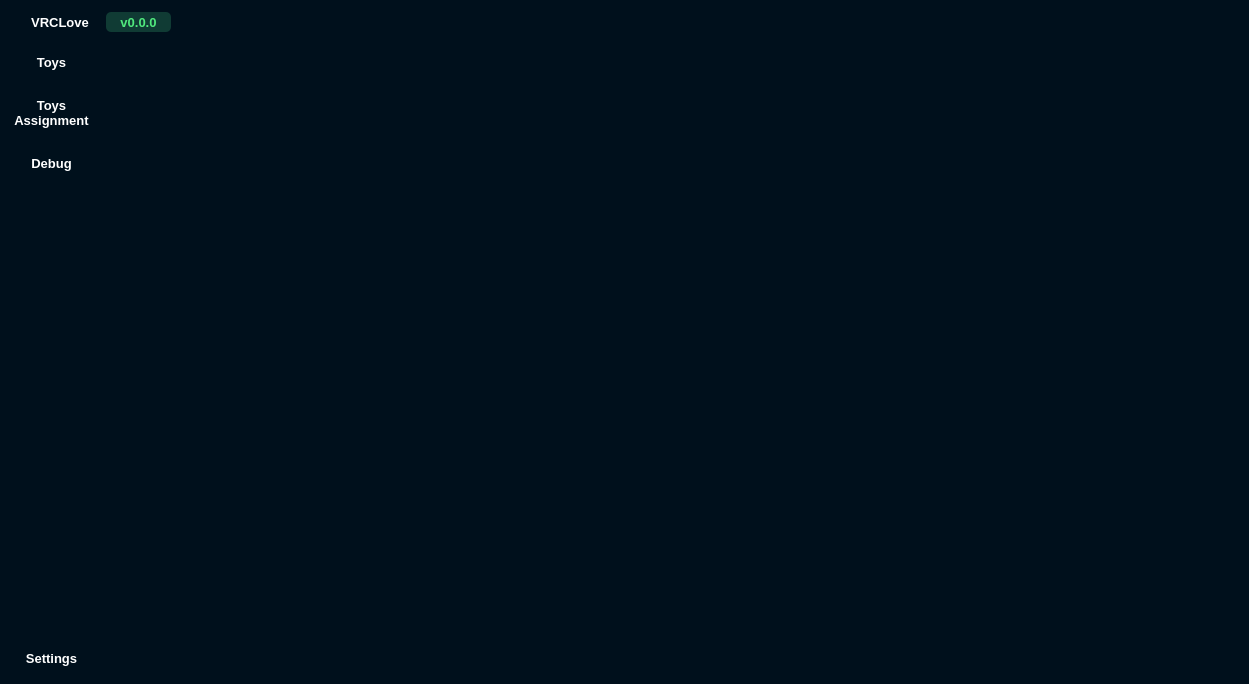
Old version of the form templates/main.ui in the repository firocore/VRChatLove.
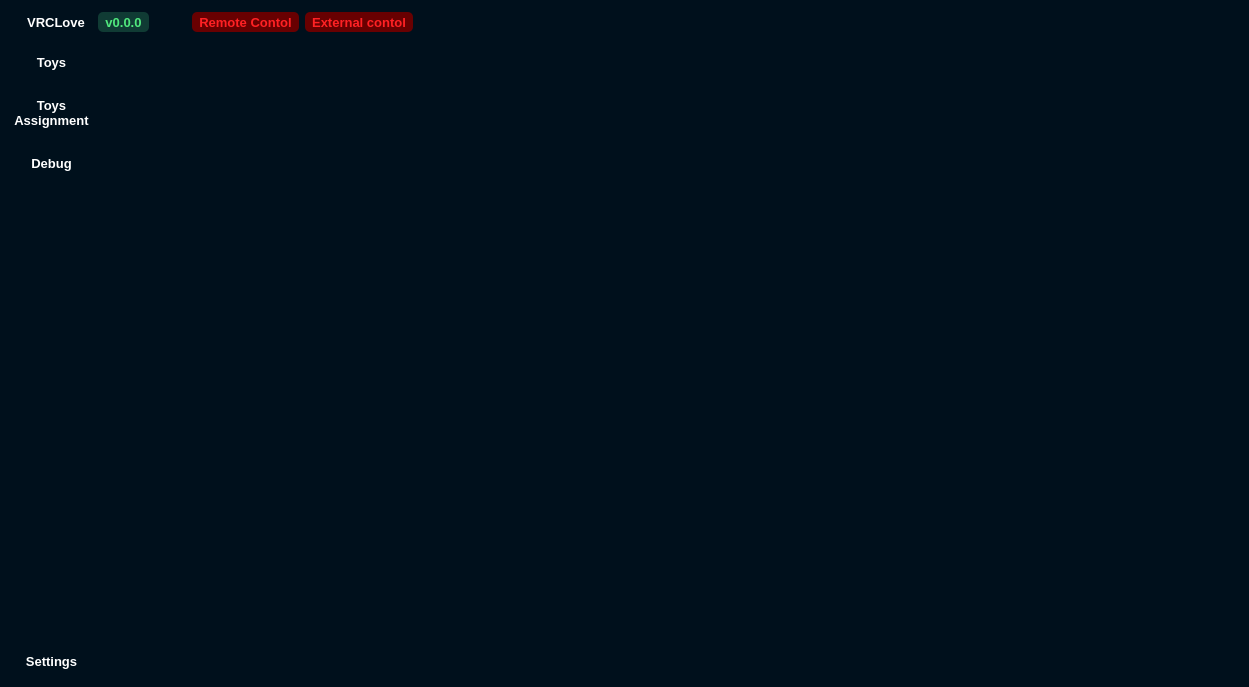
New version of the form. Icons and pictures are not drawn.

Diff of the .ui file:
```diff
--- a/templates/main.ui
+++ b/templates/main.ui
@@ -7,7 +7,7 @@
     <x>0</x>
     <y>0</y>
     <width>1249</width>
-    <height>684</height>
+    <height>687</height>
    </rect>
   </property>
   <property name="minimumSize">
@@ -81,7 +81,7 @@
   	border: none;
 }</string>
       </property>
-      <layout class="QHBoxLayout" name="horizontalLayout_4">
+      <layout class="QHBoxLayout" name="horizontalLayout_4" stretch="2,1">
        <property name="spacing">
         <number>0</number>
        </property>
@@ -148,7 +148,9 @@
              </font>
             </property>
             <property name="styleSheet">
-             <string notr="true">color: rgb(255, 255, 255);</string>
+             <string notr="true">color: rgb(255, 255, 255);
+padding-left: 7px;
+padding-right: 7px;</string>
             </property>
             <property name="text">
              <string>VRCLove</string>
@@ -182,7 +184,9 @@
             <property name="styleSheet">
              <string notr="true">background-color: rgb(16, 59, 52);
 color: rgb(80, 232, 125);
-border-radius: 5px;</string>
+border-radius: 5px;
+padding-left: 7px;
+padding-right: 7px;</string>
             </property>
             <property name="text">
              <string>v0.0.0</string>
@@ -220,6 +224,91 @@
             </property>
            </widget>
           </item>
+          <item>
+           <widget class="QPushButton" name="button_remote_control">
+            <property name="enabled">
+             <bool>true</bool>
+            </property>
+            <property name="sizePolicy">
+             <sizepolicy hsizetype="Maximum" vsizetype="Fixed">
+              <horstretch>0</horstretch>
+              <verstretch>0</verstretch>
+             </sizepolicy>
+            </property>
+            <property name="maximumSize">
+             <size>
+              <width>150</width>
+              <height>20</height>
+             </size>
+            </property>
+            <property name="font">
+             <font>
+              <pointsize>10</pointsize>
+              <weight>75</weight>
+              <bold>true</bold>
+             </font>
+            </property>
+            <property name="styleSheet">
+             <string notr="true">background-color: rgb(104, 0, 1);
+color: rgb(255, 33, 36);
+border-radius: 5px;
+padding-left: 7px;
+padding-right: 7px;</string>
+            </property>
+            <property name="text">
+             <string>Remote Contol</string>
+            </property>
+            <property name="flat">
+             <bool>false</bool>
+            </property>
+           </widget>
+          </item>
+          <item>
+           <widget class="QPushButton" name="button_external_control">
+            <property name="sizePolicy">
+             <sizepolicy hsizetype="Maximum" vsizetype="Fixed">
+              <horstretch>0</horstretch>
+              <verstretch>0</verstretch>
+             </sizepolicy>
+            </property>
+            <property name="maximumSize">
+             <size>
+              <width>150</width>
+              <height>20</height>
+             </size>
+            </property>
+            <property name="font">
+             <font>
+              <pointsize>10</pointsize>
+              <weight>75</weight>
+              <bold>true</bold>
+             </font>
+            </property>
+            <property name="styleSheet">
+             <string notr="true">background-color: rgb(104, 0, 1);
+color: rgb(255, 33, 36);
+border-radius: 5px;
+padding-left: 7px;
+padding-right: 7px;</string>
+            </property>
+            <property name="text">
+             <string>External contol</string>
+            </property>
+           </widget>
+          </item>
+          <item>
+           <spacer name="horizontalSpacer">
+            <property name="orientation">
+             <enum>Qt::Horizontal</enum>
+            </property>
+            <property name="sizeHint" stdset="0">
+             <size>
+              <width>40</width>
+              <height>20</height>
+             </size>
+            </property>
+           </spacer>
+          </item>
           <item>
            <widget class="QFrame" name="retreat_2">
             <property name="font">
@@ -273,19 +362,17 @@
          </property>
          <layout class="QHBoxLayout" name="horizontalLayout_6">
           <item>
-           <widget class="QFrame" name="retreat_3">
-            <property name="font">
-             <font>
-              <pointsize>12</pointsize>
-             </font>
+           <spacer name="horizontalSpacer_2">
+            <property name="orientation">
+             <enum>Qt::Horizontal</enum>
             </property>
-            <property name="frameShape">
-             <enum>QFrame::StyledPanel</enum>
+            <property name="sizeHint" stdset="0">
+             <size>
+              <width>40</width>
+              <height>20</height>
+             </size>
             </property>
-            <property name="frameShadow">
-             <enum>QFrame::Raised</enum>
-            </property>
-           </widget>
+           </spacer>
           </item>
           <item>
            <widget class="QToolButton" name="button_settings_h">
@@ -607,22 +694,17 @@
            </widget>
           </item>
           <item>
-           <widget class="QFrame" name="retreat">
-            <property name="font">
-             <font>
-              <family>Leelawadee UI</family>
-              <pointsize>12</pointsize>
-              <weight>75</weight>
-              <bold>true</bold>
-             </font>
+           <spacer name="verticalSpacer">
+            <property name="orientation">
+             <enum>Qt::Vertical</enum>
             </property>
-            <property name="frameShape">
-             <enum>QFrame::StyledPanel</enum>
+            <property name="sizeHint" stdset="0">
+             <size>
+              <width>20</width>
+              <height>40</height>
+             </size>
             </property>
-            <property name="frameShadow">
-             <enum>QFrame::Raised</enum>
-            </property>
-           </widget>
+           </spacer>
           </item>
           <item>
            <widget class="QToolButton" name="button_settings">
```
Left out of the diff: 2 changed lines with no effect on the pictures.
